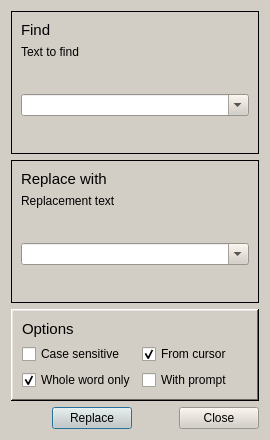
PLLUG/kuzya, file trunc/src/replacedialog.ui: the form before one commit.
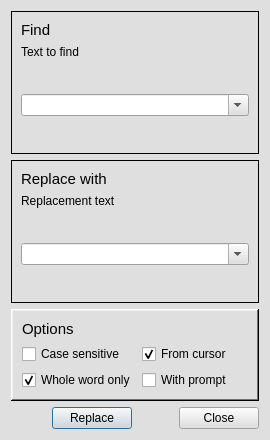
The form after the commit.

```diff
--- a/trunc/src/replacedialog.ui
+++ b/trunc/src/replacedialog.ui
@@ -40,9 +40,9 @@
      <colorrole role="Button">
       <brush brushstyle="SolidPattern">
        <color alpha="255">
-        <red>211</red>
-        <green>206</green>
-        <blue>197</blue>
+        <red>224</red>
+        <green>223</green>
+        <blue>223</blue>
        </color>
       </brush>
      </colorrole>
@@ -58,27 +58,27 @@
      <colorrole role="Midlight">
       <brush brushstyle="SolidPattern">
        <color alpha="255">
-        <red>233</red>
-        <green>230</green>
-        <blue>226</blue>
+        <red>239</red>
+        <green>239</green>
+        <blue>239</blue>
        </color>
       </brush>
      </colorrole>
      <colorrole role="Dark">
       <brush brushstyle="SolidPattern">
        <color alpha="255">
-        <red>105</red>
-        <green>103</green>
-        <blue>98</blue>
+        <red>112</red>
+        <green>111</green>
+        <blue>111</blue>
        </color>
       </brush>
      </colorrole>
      <colorrole role="Mid">
       <brush brushstyle="SolidPattern">
        <color alpha="255">
-        <red>141</red>
-        <green>137</green>
-        <blue>131</blue>
+        <red>149</red>
+        <green>149</green>
+        <blue>149</blue>
        </color>
       </brush>
      </colorrole>
@@ -121,9 +121,9 @@
      <colorrole role="Window">
       <brush brushstyle="SolidPattern">
        <color alpha="255">
-        <red>211</red>
-        <green>206</green>
-        <blue>197</blue>
+        <red>224</red>
+        <green>223</green>
+        <blue>223</blue>
        </color>
       </brush>
      </colorrole>
@@ -139,9 +139,9 @@
      <colorrole role="AlternateBase">
       <brush brushstyle="SolidPattern">
        <color alpha="255">
-        <red>233</red>
-        <green>230</green>
-        <blue>226</blue>
+        <red>239</red>
+        <green>239</green>
+        <blue>239</blue>
        </color>
       </brush>
      </colorrole>
@@ -177,9 +177,9 @@
      <colorrole role="Button">
       <brush brushstyle="SolidPattern">
        <color alpha="255">
-        <red>211</red>
-        <green>206</green>
-        <blue>197</blue>
+        <red>224</red>
+        <green>223</green>
+        <blue>223</blue>
        </color>
       </brush>
      </colorrole>
@@ -195,27 +195,27 @@
      <colorrole role="Midlight">
       <brush brushstyle="SolidPattern">
        <color alpha="255">
-        <red>233</red>
-        <green>230</green>
-        <blue>226</blue>
+        <red>239</red>
+        <green>239</green>
+        <blue>239</blue>
        </color>
       </brush>
      </colorrole>
      <colorrole role="Dark">
       <brush brushstyle="SolidPattern">
        <color alpha="255">
-        <red>105</red>
-        <green>103</green>
-        <blue>98</blue>
+        <red>112</red>
+        <green>111</green>
+        <blue>111</blue>
        </color>
       </brush>
      </colorrole>
      <colorrole role="Mid">
       <brush brushstyle="SolidPattern">
        <color alpha="255">
-        <red>141</red>
-        <green>137</green>
-        <blue>131</blue>
+        <red>149</red>
+        <green>149</green>
+        <blue>149</blue>
        </color>
       </brush>
      </colorrole>
@@ -258,9 +258,9 @@
      <colorrole role="Window">
       <brush brushstyle="SolidPattern">
        <color alpha="255">
-        <red>211</red>
-        <green>206</green>
-        <blue>197</blue>
+        <red>224</red>
+        <green>223</green>
+        <blue>223</blue>
        </color>
       </brush>
      </colorrole>
@@ -276,9 +276,9 @@
      <colorrole role="AlternateBase">
       <brush brushstyle="SolidPattern">
        <color alpha="255">
-        <red>233</red>
-        <green>230</green>
-        <blue>226</blue>
+        <red>239</red>
+        <green>239</green>
+        <blue>239</blue>
        </color>
       </brush>
      </colorrole>
@@ -305,18 +305,18 @@
      <colorrole role="WindowText">
       <brush brushstyle="SolidPattern">
        <color alpha="255">
-        <red>105</red>
-        <green>103</green>
-        <blue>98</blue>
+        <red>112</red>
+        <green>111</green>
+        <blue>111</blue>
        </color>
       </brush>
      </colorrole>
      <colorrole role="Button">
       <brush brushstyle="SolidPattern">
        <color alpha="255">
-        <red>211</red>
-        <green>206</green>
-        <blue>197</blue>
+        <red>224</red>
+        <green>223</green>
+        <blue>223</blue>
        </color>
       </brush>
      </colorrole>
@@ -332,36 +332,36 @@
      <colorrole role="Midlight">
       <brush brushstyle="SolidPattern">
        <color alpha="255">
-        <red>233</red>
-        <green>230</green>
-        <blue>226</blue>
+        <red>239</red>
+        <green>239</green>
+        <blue>239</blue>
        </color>
       </brush>
      </colorrole>
      <colorrole role="Dark">
       <brush brushstyle="SolidPattern">
        <color alpha="255">
-        <red>105</red>
-        <green>103</green>
-        <blue>98</blue>
+        <red>112</red>
+        <green>111</green>
+        <blue>111</blue>
        </color>
       </brush>
      </colorrole>
      <colorrole role="Mid">
       <brush brushstyle="SolidPattern">
        <color alpha="255">
-        <red>141</red>
-        <green>137</green>
-        <blue>131</blue>
+        <red>149</red>
+        <green>149</green>
+        <blue>149</blue>
        </color>
       </brush>
      </colorrole>
      <colorrole role="Text">
       <brush brushstyle="SolidPattern">
        <color alpha="255">
-        <red>105</red>
-        <green>103</green>
-        <blue>98</blue>
+        <red>112</red>
+        <green>111</green>
+        <blue>111</blue>
        </color>
       </brush>
      </colorrole>
@@ -377,27 +377,27 @@
      <colorrole role="ButtonText">
       <brush brushstyle="SolidPattern">
        <color alpha="255">
-        <red>105</red>
-        <green>103</green>
-        <blue>98</blue>
+        <red>112</red>
+        <green>111</green>
+        <blue>111</blue>
        </color>
       </brush>
      </colorrole>
      <colorrole role="Base">
       <brush brushstyle="SolidPattern">
        <color alpha="255">
-        <red>211</red>
-        <green>206</green>
-        <blue>197</blue>
+        <red>224</red>
+        <green>223</green>
+        <blue>223</blue>
        </color>
       </brush>
      </colorrole>
      <colorrole role="Window">
       <brush brushstyle="SolidPattern">
        <color alpha="255">
-        <red>211</red>
-        <green>206</green>
-        <blue>197</blue>
+        <red>224</red>
+        <green>223</green>
+        <blue>223</blue>
        </color>
       </brush>
      </colorrole>
@@ -413,9 +413,9 @@
      <colorrole role="AlternateBase">
       <brush brushstyle="SolidPattern">
        <color alpha="255">
-        <red>211</red>
-        <green>206</green>
-        <blue>197</blue>
+        <red>224</red>
+        <green>223</green>
+        <blue>223</blue>
        </color>
       </brush>
      </colorrole>
```
